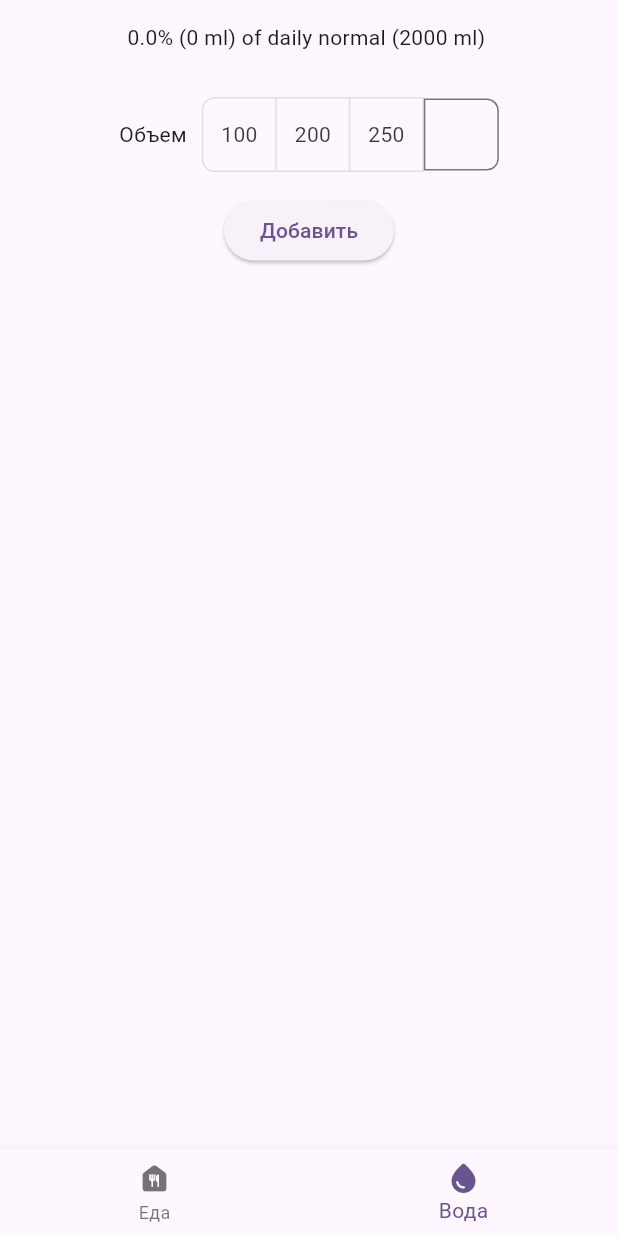
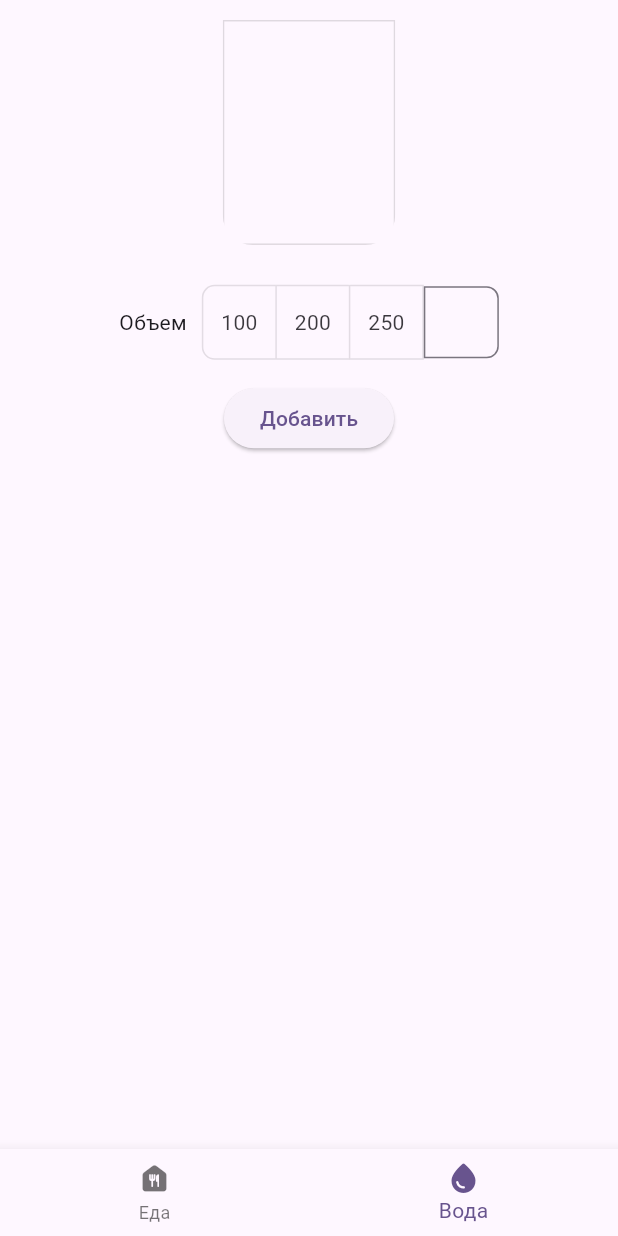
Before and after one commit to sergeybwk/recent_dishes_app, a Flutter app: the WaterScreen screen opened by its route, on a phone screen of 412 x 824 dp. Run offline on Flutter 3.47's test engine with Material 3 defaults, Android fonts, the phone set to English and light mode, and no system bars; our stand-ins replace auto_route, bloc, cloud_firestore, equatable, firebase_core, flutter_bloc; accounts and stored records are empty; statements that could not run were skipped.

Commit message:
added water_cup_widget

```diff
--- a/lib/src/features/water_screen/presentation/bloc/water_state.dart
+++ b/lib/src/features/water_screen/presentation/bloc/water_state.dart
@@ -29,5 +29,5 @@ class WaterState extends Equatable {
   }
 
   @override
-  List<Object?> get props => [status, waterIntakes];
+  List<Object?> get props => [status, waterIntakes, dailyWaterConsumption];
 }
--- a/lib/src/features/water_screen/presentation/water_screen.dart
+++ b/lib/src/features/water_screen/presentation/water_screen.dart
@@ -5,8 +5,9 @@ import 'package:flutter/material.dart';
 import 'package:flutter_bloc/flutter_bloc.dart';
 import 'package:recent_dishes_app/src/common/widgets/card_widget.dart';
 import 'package:recent_dishes_app/src/common/widgets/custom_error_widget.dart';
-import 'package:recent_dishes_app/src/features/water_screen/presentation/add_water_widget.dart';
+import 'package:recent_dishes_app/src/features/water_screen/presentation/widgets/add_water_widget.dart';
 import 'package:recent_dishes_app/src/features/water_screen/data/water_api.dart';
+import 'package:recent_dishes_app/src/features/water_screen/presentation/widgets/water_cup_widget.dart';
 
 import '../presentation/bloc/water_bloc.dart';
 
@@ -26,11 +27,10 @@ class WaterScreen extends StatelessWidget implements AutoRouteWrapper {
               mainAxisAlignment: MainAxisAlignment.spaceAround,
               children: [
                 Flexible(
-                    flex: 1,
-                    child: Text(
-                        "${state.dailyWaterConsumption / 2000 * 100}% (${state.dailyWaterConsumption} ml) of daily normal (2000 ml) ")),
+                  flex: 3,
+                    child: WaterCupWidget(waterConsumed: state.dailyWaterConsumption)),
                 Flexible(
-                    flex: 1,
+                    flex: 2,
                     child: Column(
                       children: [
                         AddWaterWidget(),
--- a/lib/src/features/water_screen/presentation/add_water_widget.dart
+++ b/lib/src/features/water_screen/presentation/widgets/add_water_widget.dart
@@ -72,9 +72,7 @@ class _AddWaterWidgetState extends State<AddWaterWidget> {
             ),
           ],
         ),
-        const SizedBox(
-          height: 15,
-        ),
+        const SizedBox(height: 15,),
         ElevatedButton(
             onPressed: () {
               int index =
--- /dev/null
+++ b/lib/src/features/water_screen/presentation/widgets/water_cup_widget.dart
@@ -0,0 +1,32 @@
+import 'package:flutter/material.dart';
+
+class WaterCupWidget extends StatelessWidget {
+  const WaterCupWidget({super.key, required this.waterConsumed});
+
+  final int waterConsumed;
+
+  @override
+  Widget build(BuildContext context) {
+    print("test ${(waterConsumed / 2000) * 200}");
+    return ClipRRect(
+      borderRadius: const BorderRadius.only(
+          bottomLeft: Radius.circular(20), bottomRight: Radius.circular(20)),
+      child: Container(
+        height: 150,
+        width: 115,
+        decoration: BoxDecoration(
+          color: Colors.transparent,
+            border: Border.all(color: Colors.black12),),
+        child: Align(
+          alignment: Alignment.bottomCenter,
+          child: SizedBox(
+            width: 115,
+            height: (waterConsumed / 2000) * 150,
+              child: DecoratedBox(decoration: BoxDecoration(
+                color: Colors.lightBlue,
+              ))),
+        ),
+      ),
+    );
+  }
+}
```
